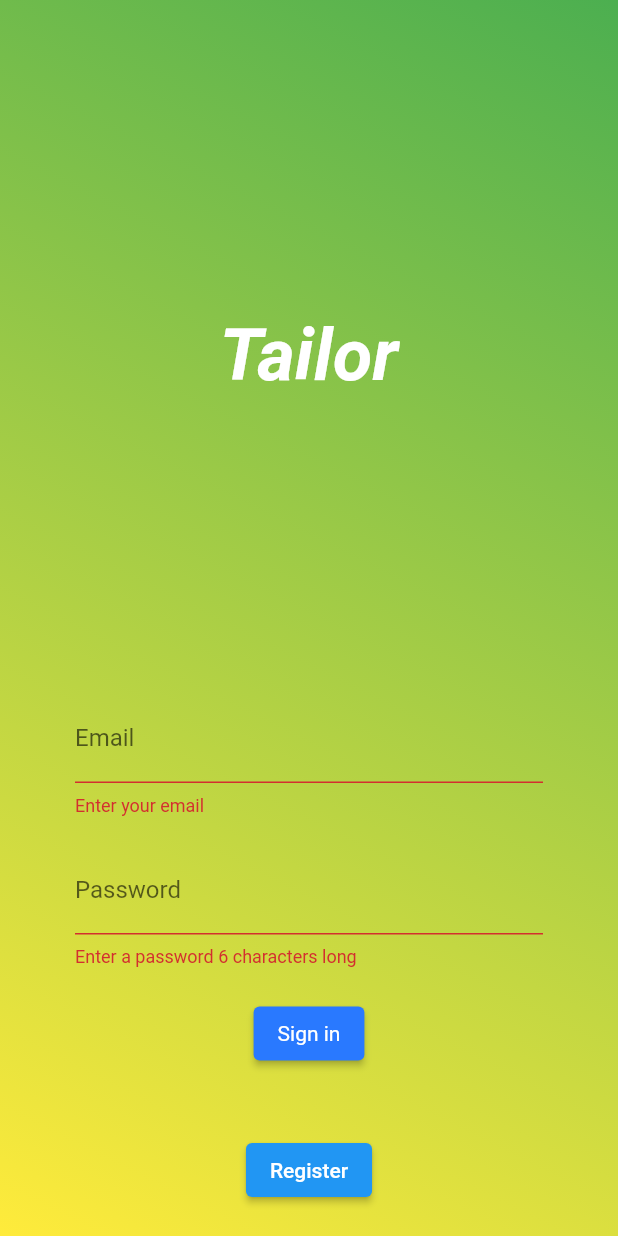
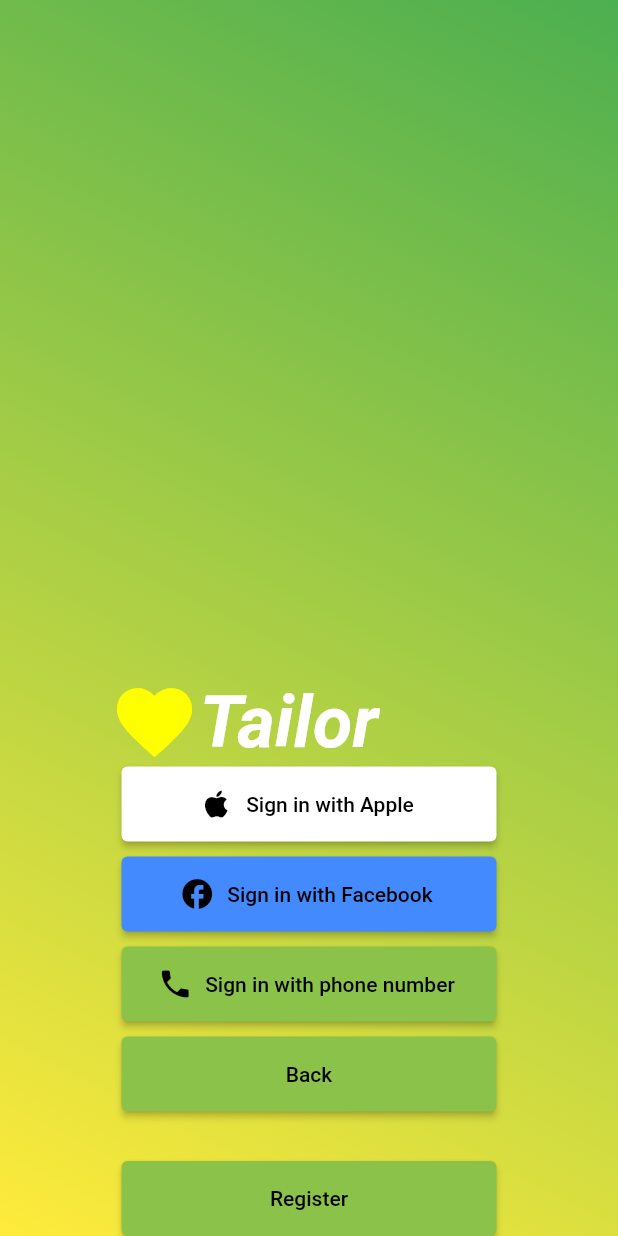
Before and after one commit to MauricioPatino/tailor, a Flutter app: the screen it shows after launch, after a tap on "Sign in", on a phone screen of 412 x 824 dp. Run offline on Flutter 3.47's test engine with Material 2 defaults, Android fonts, the phone set to English and light mode, and no system bars; our stand-ins replace carousel_slider, cloud_firestore, equatable, file_picker, firebase_auth, firebase_core and 4 more; missing offline and left inert: dart:ffi; accounts and stored records are empty.

Commit message:
Updated sign in page AGAIN

```diff
--- /dev/null
+++ b/lib/ui/pages/authenticate/login.dart
@@ -0,0 +1,26 @@
+import 'package:flutter/material.dart';
+import 'package:tailor/ui/pages/authenticate/sign_in.dart';
+import 'package:tailor/ui/pages/home.dart';
+
+
+class Login extends StatefulWidget {
+  const Login({Key? key}) : super(key: key);
+
+  @override
+  State<Login> createState() => _LoginState();
+}
+
+class _LoginState extends State<Login> {
+  @override
+  Widget build(BuildContext context) {
+
+    return Scaffold(
+      resizeToAvoidBottomInset: false,
+      backgroundColor: Colors.white,
+
+      body: Center(
+        child: ElevatedButton(onPressed: () {Navigator.pop(context);}, child: const Text('Go Back')),
+      ),
+    );
+  }
+}
--- a/lib/ui/pages/authenticate/sign_in.dart
+++ b/lib/ui/pages/authenticate/sign_in.dart
@@ -2,6 +2,7 @@ import 'package:flutter/material.dart';
 import 'package:tailor/ui/pages/services/auth.dart';
 import 'package:tailor/ui/pages/shared/constants.dart';
 import 'package:tailor/ui/pages/shared/loading.dart';
+import 'package:tailor/ui/pages/authenticate/login.dart';
 
 class SignIn extends StatefulWidget {
   //const SignIn({Key? key}) : super(key: key);
@@ -27,17 +28,13 @@ class _SignInState extends State<SignIn> {
   var email = '';
   var password = '';
 
+  bool signIn = true;
+
   @override
   Widget build(BuildContext context) {
-    return loading ? Loading() : Scaffold(
+    return loading ? const Loading() : Scaffold(
       resizeToAvoidBottomInset: false,
       backgroundColor: Colors.white,
-      // appBar: AppBar(
-      //
-      //   backgroundColor: Colors.lightBlue,
-      //   elevation: 0.0,
-      //   title: Text('Sign In for Date Ready'),
-      // ),
       body: Container(
         decoration: const BoxDecoration(
           gradient: LinearGradient(
@@ -49,95 +46,164 @@ class _SignInState extends State<SignIn> {
             ],
           )
         ),
-          padding: EdgeInsets.symmetric(vertical: 20.0,horizontal: 50.0),
+          //padding: EdgeInsets.symmetric(vertical: 20.0,horizontal: 50.0),
         child: Form(
           key: _formKey,
+          child: Align(
+            alignment: Alignment.bottomCenter,
             child: Column(
+                mainAxisSize: MainAxisSize.min,
                   children: [
-              const Expanded(
-                flex: 2,
-                child: Padding(
-                  padding: EdgeInsets.only(top: 10.0),
-                  child: Center(
+                       Center(
+                         child: Row(
+                           mainAxisAlignment: MainAxisAlignment.center,
+                          // mainAxisSize: MainAxisSize.max,
+                          //  crossAxisAlignment: CrossAxisAlignment.center,
+                          children: const [
+                          Flexible(
+                            flex: 1,
+                            fit: FlexFit.loose,
+                            child: Icon(Icons.favorite, size: 60, color: Colors.yellowAccent,),
+                              ),
+                            Flexible(
+                              flex: 1,
+                              fit: FlexFit.tight,
                               child: Text('Tailor',
                                   style: TextStyle(
                                     fontSize: 48.0,
                                     fontStyle: FontStyle.italic,
                                     fontWeight: FontWeight.bold,
                                     color: Colors.white,
-                    ),),
                                   ),
                                 ),
                               ),
-              const SizedBox(height: 20,),
-              TextFormField(
-                decoration: const InputDecoration(
-                  labelText: 'Email',
-                  enabledBorder: OutlineInputBorder(
-                    borderSide: BorderSide(width: 3, color: Colors.lightBlueAccent),
-                    //borderRadius: BorderRadius.circular(15),
-                  ),
-                  focusedBorder: OutlineInputBorder(
-                    borderSide: BorderSide(width: 3, color: Colors.lightBlueAccent),
-                  ),
-                ),// textInputDecoration.copyWith(hintText: 'Email'),
-                validator: (val) => val!.isEmpty ? 'Enter your email' : null,
-                onChanged: (val){
-                  setState(() {
-                    email = val;
-                  });
-                },
-              ),
-              const SizedBox(height: 20,),
-              TextFormField(
-                decoration: const InputDecoration(
-                  labelText: 'Password',
-                  enabledBorder: OutlineInputBorder(
-                    borderSide: BorderSide(width: 3, color: Colors.lightBlueAccent),
-                    //borderRadius: BorderRadius.circular(15),
-                  ),
-                  focusedBorder: OutlineInputBorder(
-                    borderSide: BorderSide(width: 3, color: Colors.lightBlueAccent),
-                  ),
-                ), //textInputDecoration.copyWith(hintText: 'Password'),
-                validator: (val) => val!.length < 6 ? 'Enter a password 6 characters long' : null,
-                obscureText: true,
-                onChanged: (val){
-                  setState(() {
-                    password = val;
-                  });
-                },
-              ),
-              const SizedBox(height: 20,),
-              ElevatedButton(
-                child: Text('Sign in'),
-                style: ButtonStyle(
-                    backgroundColor: MaterialStateProperty.all(Colors.blueAccent[400]),
-                    textStyle: MaterialStateProperty.all(
-                        TextStyle(color: Colors.white))),
-                onPressed: () async {
-                  if(_formKey.currentState!.validate()){
-                    setState(() {
-                      loading = true;
-                    });
-                   dynamic result = await _auth.signInWithEmailAndPassword(email, password);
-                    if(result == null){
-                      setState(() {
-                        error = 'Invalid email or password';
-                        loading = false;
-                      });
-                    }
-                  }
-                },
-              ),
-              const SizedBox(height: 10,),
-              Text(error,style: TextStyle(color: Colors.red,fontSize: 20.0),),
-              const SizedBox(height: 10,),
-              ElevatedButton(onPressed: () {widget.toggleView();}, child: Text('Register')),
                             ],
                           ),
-        )
+                        ),
+
+                Visibility(
+                  visible: signIn,
+                  child: ElevatedButton(onPressed: () {setState(() {
+                    signIn = !signIn;
+                  });}, style: ElevatedButton.styleFrom(
+                    primary: Colors.yellowAccent, onPrimary: Colors.black, minimumSize: const Size(250,50), maximumSize: const Size(250,75),),
+                    child: const Text('Sign in'),),
+                ),
+                    Visibility(
+                      visible: !signIn,
+                      child: Column(
+                        children: [
+                          //const SizedBox(height: 150,),
+                          ElevatedButton.icon(onPressed: () {Navigator.push(context, MaterialPageRoute(builder: (context) => const Login()));}, style: ElevatedButton.styleFrom(
+                            primary: Colors.white, onPrimary: Colors.black, minimumSize: const Size(250,50), maximumSize: const Size(250,75),
+                          ), label: const Text('Sign in with Apple'), icon: const Icon(Icons.apple),),
+                          const SizedBox(height: 10,),
+
+                          ElevatedButton.icon(onPressed: () {Navigator.push(context, MaterialPageRoute(builder: (context) => const Login()));}, style: ElevatedButton.styleFrom(
+                            primary: Colors.blueAccent, onPrimary: Colors.black, minimumSize: const Size(250,50), maximumSize: const Size(250,75),
+                          ), label: const Text('Sign in with Facebook'), icon: const Icon(Icons.facebook),),
+                              const SizedBox(height: 10,),
+
+                          ElevatedButton.icon(onPressed: () {Navigator.push(context, MaterialPageRoute(builder: (context) => const Login()));}, style: ElevatedButton.styleFrom(
+                            primary: Colors.lightGreen, onPrimary: Colors.black, minimumSize: const Size(250,50), maximumSize: const Size(250,75),
+                          ), label: const Text('Sign in with phone number'), icon: const Icon(Icons.phone),),
+
+                          const SizedBox(height: 10,),
+                          ElevatedButton(onPressed: () {setState(() {
+                            signIn = !signIn;
+                          });}, style: ElevatedButton.styleFrom(
+                            primary: Colors.lightGreen, onPrimary: Colors.black, minimumSize: const Size(250,50), maximumSize: const Size(250,75),),
+                            child: const Text('Back'),),
+                          const SizedBox(height: 10,),
+                          ],
+                        ),
+                    ),
+                    Text(error,style: const TextStyle(color: Colors.red,fontSize: 20.0),),
+                    ElevatedButton(onPressed: () {widget.toggleView();}, style: ElevatedButton.styleFrom(
+                      primary: Colors.lightGreen, onPrimary: Colors.black, minimumSize: const Size(250,50), maximumSize: const Size(250,75),),
+                      child: const Text('Register'),),
+                  ],
+                ),
+              ),
+            ),
           ),
         );
       }
     }
+
+// ElevatedButton(
+//   style: ButtonStyle(
+//       backgroundColor: MaterialStateProperty.all(Colors.blueAccent[400]),
+//       textStyle: MaterialStateProperty.all(
+//           const TextStyle(color: Colors.white))),
+//   onPressed: () async {
+//     if(_formKey.currentState!.validate()){
+//       setState(() {
+//         loading = true;
+//       });
+//      dynamic result = await _auth.signInWithEmailAndPassword(email, password);
+//       if(result == null){
+//         setState(() {
+//           error = 'Invalid email or password';
+//           loading = false;
+//         });
+//       }
+//     }
+//   },
+//   child: const Text('Sign in'),
+// ),
+//const SizedBox(height: 10,),
+
+
+// padding: EdgeInsets.only(top: 10.0),
+// child: Center(
+//   child: Text('Tailor',
+//   style: TextStyle(
+//     fontSize: 48.0,
+//     fontStyle: FontStyle.italic,
+//     fontWeight: FontWeight.bold,
+//     color: Colors.white,
+//   ),),
+// ),
+//
+
+//const SizedBox(height: 20,),
+// TextFormField(
+//   decoration: const InputDecoration(
+//     labelText: 'Email',
+//     enabledBorder: OutlineInputBorder(
+//       borderSide: BorderSide(width: 3, color: Colors.lightBlueAccent),
+//       //borderRadius: BorderRadius.circular(15),
+//     ),
+//     focusedBorder: OutlineInputBorder(
+//       borderSide: BorderSide(width: 3, color: Colors.lightBlueAccent),
+//     ),
+//   ),// textInputDecoration.copyWith(hintText: 'Email'),
+//   validator: (val) => val!.isEmpty ? 'Enter your email' : null,
+//   onChanged: (val){
+//     setState(() {
+//       email = val;
+//     });
+//   },
+// ),
+// const SizedBox(height: 20,),
+// TextFormField(
+//   decoration: const InputDecoration(
+//     labelText: 'Password',
+//     enabledBorder: OutlineInputBorder(
+//       borderSide: BorderSide(width: 3, color: Colors.lightBlueAccent),
+//       //borderRadius: BorderRadius.circular(15),
+//     ),
+//     focusedBorder: OutlineInputBorder(
+//       borderSide: BorderSide(width: 3, color: Colors.lightBlueAccent),
+//     ),
+//   ), //textInputDecoration.copyWith(hintText: 'Password'),
+//   validator: (val) => val!.length < 6 ? 'Enter a password 6 characters long' : null,
+//   obscureText: true,
+//   onChanged: (val){
+//     setState(() {
+//       password = val;
+//     });
+//   },
+// ),
+//const SizedBox(height: 250,),
```
Also changed, not shown: 1 other file. Lines whose indentation alone changed are shown as unchanged.
